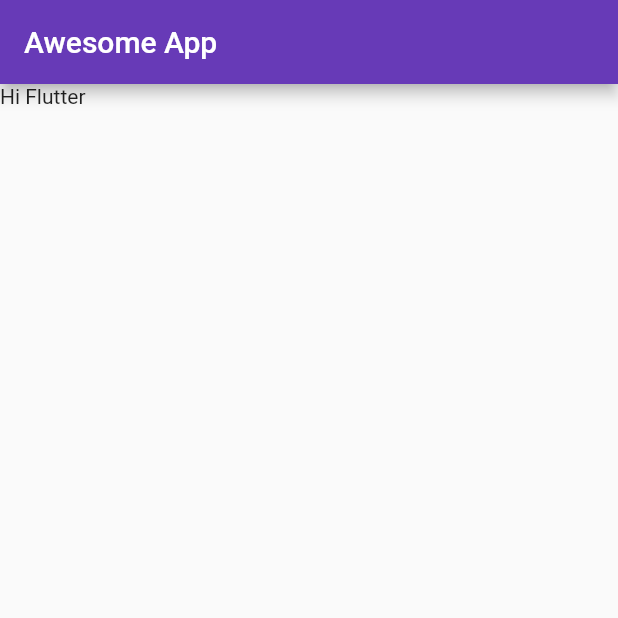
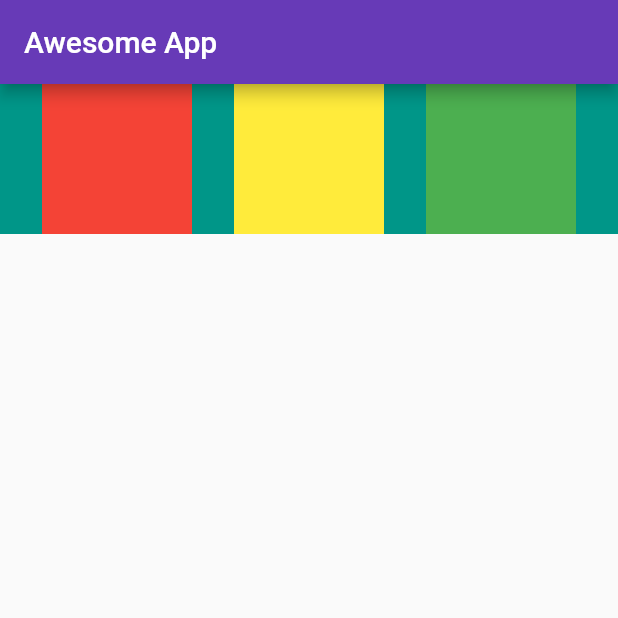
Before and after one commit to MitchellQ/flutter_essentials, a Flutter app: the screen it shows after launch, on a phone screen of 412 x 824 dp, the top half of it. Run offline on Flutter 3.47's test engine with Material 2 defaults, Android fonts, the phone set to English and light mode, and no system bars.

Commit message:
Update main.dart
Finished Chapter 2

```diff
--- a/lib/main.dart
+++ b/lib/main.dart
@@ -17,7 +17,37 @@ class HomePage extends StatelessWidget {
       appBar: AppBar(
         title: const Text("Awesome App"),
       ),
-      body: const Text("Hi Flutter"),
+      body: Container(
+        color: Colors.teal,
+        height: 100,
+        child: Row(
+          mainAxisAlignment: MainAxisAlignment.spaceEvenly,
+          crossAxisAlignment: CrossAxisAlignment.stretch,
+          children: <Widget>[
+            Container(
+              padding: const EdgeInsets.all(8),
+              width: 100,
+              height: 100,
+              alignment: Alignment.center,
+              color: Colors.red,
+            ),
+            Container(
+              padding: const EdgeInsets.all(8),
+              width: 100,
+              height: 100,
+              alignment: Alignment.center,
+              color: Colors.yellow,
+            ),
+            Container(
+              padding: const EdgeInsets.all(8),
+              width: 100,
+              height: 100,
+              alignment: Alignment.center,
+              color: Colors.green,
+            ),
+          ],
+        ),
+      ),
     );
   }
 }
```
